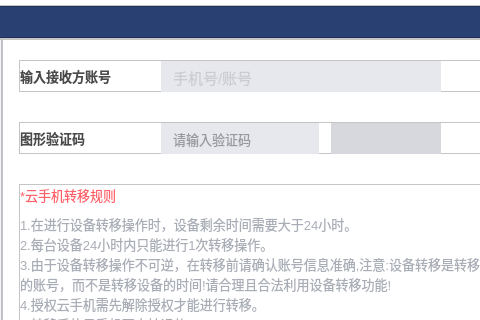
This is transferphonedialog.ui in ZhouMei20220810/TEST as Qt 5 draws it before an edit; both pictures show x 207 to 687 and y 0 to 320 of the 802 by 497 pixel window. The edited form follows.
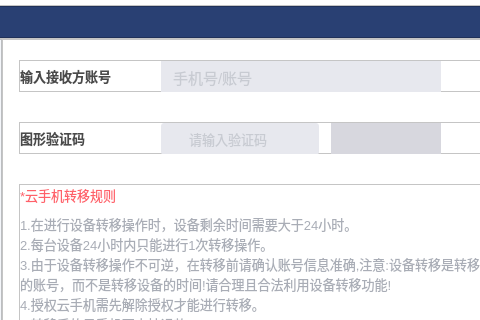
This is the edited form. Icons and pictures are not drawn.

Commit message: 图形验证码增加图标

Patch:
```diff
--- a/transferphonedialog.ui
+++ b/transferphonedialog.ui
@@ -645,7 +645,7 @@
                  </property>
                  <property name="styleSheet">
                   <string notr="true">border:none;
-color:#ADAFB5;
+color:#A9ADB6;
 background-color: #E7E8EE;
 padding-left:10px;</string>
                  </property>
@@ -732,16 +732,61 @@
                 </widget>
                </item>
                <item>
+                <widget class="QFrame" name="frame_11">
+                 <property name="minimumSize">
+                  <size>
+                   <width>158</width>
+                   <height>32</height>
+                  </size>
+                 </property>
+                 <property name="maximumSize">
+                  <size>
+                   <width>158</width>
+                   <height>32</height>
+                  </size>
+                 </property>
+                 <property name="styleSheet">
+                  <string notr="true">color:#FF4A4A4A;
+background: #FFE7E8EE;
+border-radius: 3px;</string>
+                 </property>
+                 <property name="frameShape">
+                  <enum>QFrame::StyledPanel</enum>
+                 </property>
+                 <property name="frameShadow">
+                  <enum>QFrame::Raised</enum>
+                 </property>
+                 <layout class="QHBoxLayout" name="horizontalLayout_13">
+                  <property name="spacing">
+                   <number>0</number>
+                  </property>
+                  <property name="topMargin">
+                   <number>0</number>
+                  </property>
+                  <property name="bottomMargin">
+                   <number>0</number>
+                  </property>
+                  <item>
+                   <widget class="QLabel" name="labelPhoneImage_4">
+                    <property name="text">
+                     <string/>
+                    </property>
+                    <property name="pixmap">
+                     <pixmap resource="res.qrc">:/main/resource/main/pictureCode.png</pixmap>
+                    </property>
+                   </widget>
+                  </item>
+                  <item>
                 <widget class="QLineEdit" name="lineEditPictureCode">
                  <property name="minimumSize">
                   <size>
-                   <width>158</width>
+                      <width>133</width>
                    <height>32</height>
                   </size>
                  </property>
                  <property name="maximumSize">
                   <size>
-                   <width>158</width>
+                      <width>133</width>
                    <height>32</height>
                   </size>
                  </property>
@@ -752,7 +797,7 @@
                  </property>
                  <property name="styleSheet">
                   <string notr="true">border:none;
-color:#FF4A4A4A;
+color:#A9ADB6;
 background-color: #E7E8EE;
 padding-left:10px;</string>
                  </property>
@@ -762,6 +807,9 @@
                  <property name="placeholderText">
                   <string>请输入验证码</string>
                  </property>
+                   </widget>
+                  </item>
+                 </layout>
                 </widget>
                </item>
                <item>
```
Lines whose indentation alone changed are shown as unchanged. The commit also changes 2 other files.
